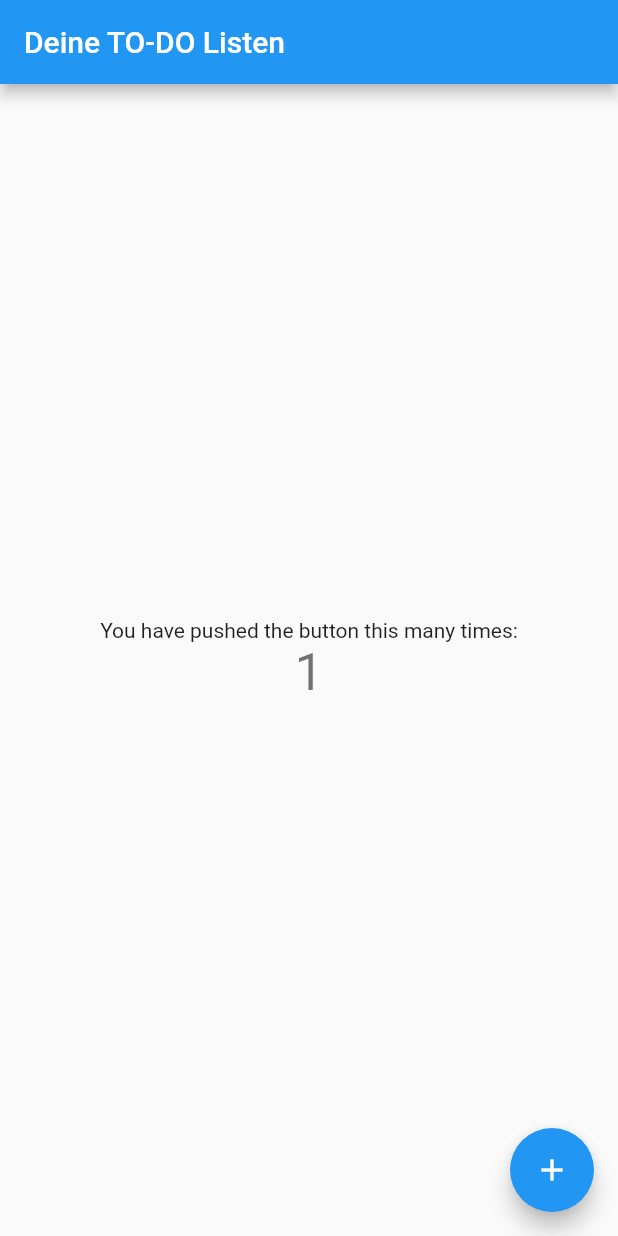
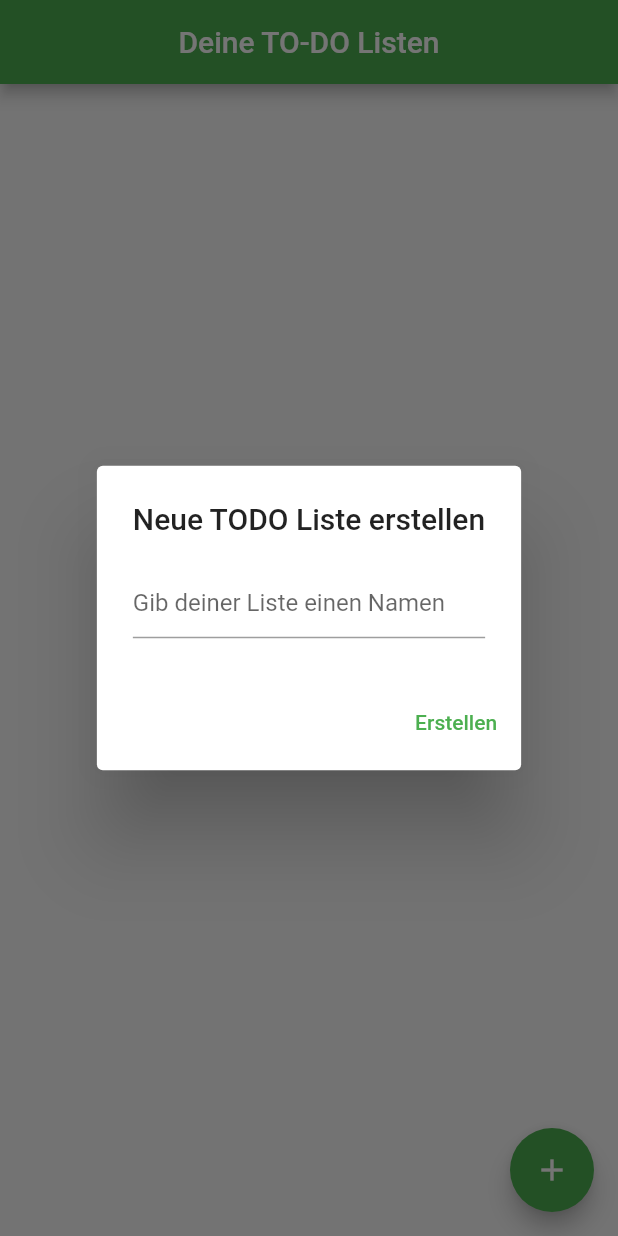
Before and after one commit to julirei/todolist, a Flutter app: the screen it shows after launch, after a tap on the "add" icon, on a phone screen of 412 x 824 dp. Run offline on Flutter 3.47's test engine with Material 2 defaults, Android fonts, the phone set to English and light mode, and no system bars; our stand-ins replace firebase_core, google_fonts; missing offline and left inert: firebase_app_check; accounts and stored records are empty.

Commit message:
add screens and widgets for todo app

```diff
--- a/lib/app/app.dart
+++ b/lib/app/app.dart
@@ -1,7 +1,8 @@
 import 'package:flutter/material.dart';
 import 'package:firebase_core/firebase_core.dart';
 import 'package:firebase_app_check/firebase_app_check.dart';
-import 'package:todo_list/screens/home.dart';
+import 'package:todo_list/screens/home/home.dart';
+import 'package:google_fonts/google_fonts.dart';
 
 class ToDoApp extends StatefulWidget {
   const ToDoApp({Key? key}) : super(key: key);
@@ -40,9 +41,10 @@ class _ToDoAppState extends State<ToDoApp> {
         // or simply save your changes to "hot reload" in a Flutter IDE).
         // Notice that the counter didn't reset back to zero; the application
         // is not restarted.
-        primarySwatch: Colors.blue,
+        fontFamily: GoogleFonts.getFont('Roboto').fontFamily,
+        primarySwatch: Colors.green,
       ),
-      home: const ToDoLists(title: 'Deine TO-DO Listen'),
+      home: const Home(title: 'Deine TO-DO Listen'),
     );
   }
 }
--- a/lib/screens/home.dart
+++ /dev/null
@@ -1,86 +0,0 @@
-import 'package:flutter/material.dart';
-
-class ToDoLists extends StatefulWidget {
-  const ToDoLists({Key? key, required this.title}) : super(key: key);
-
-  // This widget is the home page of your application. It is stateful, meaning
-  // that it has a State object (defined below) that contains fields that affect
-  // how it looks.
-
-  // This class is the configuration for the state. It holds the values (in this
-  // case the title) provided by the parent (in this case the App widget) and
-  // used by the build method of the State. Fields in a Widget subclass are
-  // always marked "final".
-
-  final String title;
-
-  @override
-  State<ToDoLists> createState() => _ToDoListsState();
-}
-
-class _ToDoListsState extends State<ToDoLists> {
-  int _counter = 0;
-
-  void _incrementCounter() {
-    setState(() {
-      // This call to setState tells the Flutter framework that something has
-      // changed in this State, which causes it to rerun the build method below
-      // so that the display can reflect the updated values. If we changed
-      // _counter without calling setState(), then the build method would not be
-      // called again, and so nothing would appear to happen.
-      _counter++;
-    });
-  }
-
-  @override
-  Widget build(BuildContext context) {
-    // This method is rerun every time setState is called, for instance as done
-    // by the _incrementCounter method above.
-    //
-    // The Flutter framework has been optimized to make rerunning build methods
-    // fast, so that you can just rebuild anything that needs updating rather
-    // than having to individually change instances of widgets.
-    return Scaffold(
-      appBar: AppBar(
-        // Here we take the value from the MyHomePage object that was created by
-        // the App.build method, and use it to set our appbar title.
-        title: Text(widget.title),
-      ),
-      body: Center(
-        // Center is a layout widget. It takes a single child and positions it
-        // in the middle of the parent.
-        child: Column(
-          // Column is also a layout widget. It takes a list of children and
-          // arranges them vertically. By default, it sizes itself to fit its
-          // children horizontally, and tries to be as tall as its parent.
-          //
-          // Invoke "debug painting" (press "p" in the console, choose the
-          // "Toggle Debug Paint" action from the Flutter Inspector in Android
-          // Studio, or the "Toggle Debug Paint" command in Visual Studio Code)
-          // to see the wireframe for each widget.
-          //
-          // Column has various properties to control how it sizes itself and
-          // how it positions its children. Here we use mainAxisAlignment to
-          // center the children vertically; the main axis here is the vertical
-          // axis because Columns are vertical (the cross axis would be
-          // horizontal).
-          mainAxisAlignment: MainAxisAlignment.center,
-          children: <Widget>[
-            const Text(
-              'You have pushed the button this many times:',
-            ),
-            Text(
-              '$_counter',
-              style: Theme.of(context).textTheme.headline4,
-            ),
-          ],
-        ),
-      ),
-      floatingActionButton: FloatingActionButton(
-        onPressed: _incrementCounter,
-        tooltip: 'Increment',
-        child: const Icon(Icons.add),
-      ), // This trailing comma makes auto-formatting nicer for build methods.
-    );
-  }
-}
--- /dev/null
+++ b/lib/screens/home/home.dart
@@ -0,0 +1,113 @@
+import 'package:flutter/material.dart';
+import 'package:todo_list/screens/todolist/todolist.dart';
+
+class Home extends StatefulWidget {
+  const Home({Key? key, required this.title}) : super(key: key);
+  final String title;
+
+  @override
+  State<Home> createState() => _HomeState();
+}
+
+class _HomeState extends State<Home> {
+  final TextEditingController _textFieldController = TextEditingController();
+  final List<String> _todolists = <String>[];
+
+  @override
+  void dispose() {
+    // Clean up the controller when the widget is disposed.
+    _textFieldController.dispose();
+    super.dispose();
+  }
+
+  @override
+  Widget build(BuildContext context) {
+    // This method is rerun every time setState is called, for instance as done
+    // by the _incrementCounter method above.
+    //
+    // The Flutter framework has been optimized to make rerunning build methods
+    // fast, so that you can just rebuild anything that needs updating rather
+    // than having to individually change instances of widgets.
+    return Scaffold(
+      appBar: AppBar(
+        title: Text(widget.title),
+        centerTitle: true,
+      ),
+      body: ListView.builder(
+        itemBuilder: (BuildContext context, int index) {
+          return GestureDetector(
+              child: Card(
+                elevation: 8.0,
+                margin:
+                    const EdgeInsets.symmetric(horizontal: 10.0, vertical: 6.0),
+                child: Container(
+                  padding: const EdgeInsets.only(right: 12.0),
+                  decoration: const BoxDecoration(
+                    color: Colors.white,
+                    border: Border(
+                      right: BorderSide(width: 0.5, color: Colors.white24),
+                    ),
+                  ),
+                  child: ListTile(
+                    title: Text(
+                      _todolists[index],
+                    ),
+                    trailing: const Icon(
+                      Icons.keyboard_arrow_right,
+                      color: Colors.black,
+                      size: 30.0,
+                    ),
+                  ),
+                ),
+              ),
+              onTap: () => Navigator.of(context).push(
+                    MaterialPageRoute(
+                        builder: (context) =>
+                            ToDoList(title: _todolists[index])),
+                  ));
+        },
+        itemCount: _todolists.length,
+      ),
+      floatingActionButton: FloatingActionButton(
+        onPressed: _displayAddTodoListDialog,
+        tooltip: 'Todo Liste erstellen',
+        child: const Icon(Icons.add),
+      ),
+    );
+  }
+
+  Future<void> _displayAddTodoListDialog() async {
+    _textFieldController.clear();
+    return showDialog<void>(
+      context: context,
+      builder: (BuildContext context) {
+        return AlertDialog(
+          title: const Text('Neue TODO Liste erstellen'),
+          content: TextField(
+            controller: _textFieldController,
+            decoration:
+                const InputDecoration(hintText: 'Gib deiner Liste einen Namen'),
+          ),
+          actions: <Widget>[
+            TextButton(
+              child: const Text('Erstellen'),
+              onPressed: () {
+                Navigator.pop(context);
+                Navigator.of(context).push(MaterialPageRoute(
+                    builder: (context) =>
+                        ToDoList(title: _textFieldController.text)));
+                _addTodoList(_textFieldController.text);
+              },
+            ),
+          ],
+        );
+      },
+    );
+  }
+
+  void _addTodoList(String name) {
+    setState(() {
+      _todolists.add(name);
+    });
+  }
+}
--- a/pubspec.yaml
+++ b/pubspec.yaml
@@ -36,6 +36,8 @@ dependencies:
   cupertino_icons: ^1.0.2
   cloud_firestore: ^3.4.6
   firebase_app_check: ^0.0.7
+  google_fonts: ^3.0.1
+  intl: ^0.17.0
 
 dev_dependencies:
   flutter_test:
```
Also changed, not shown: lib/screens/todo/add_todo.dart (added, +163 -0 lines), lib/screens/todolist/todolist.dart (added, +51 -0 lines), pubspec.lock.
